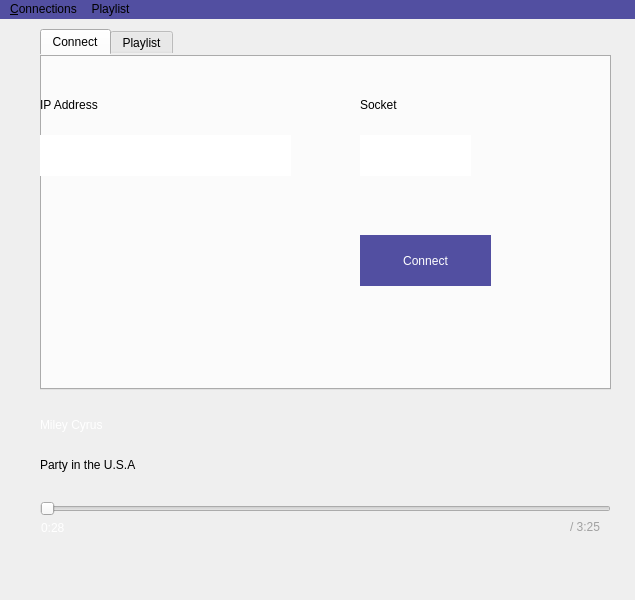
Before: the Qt Designer form Source/Server/mainwindow.ui in imoongom/commaudio, drawn with Qt 5.
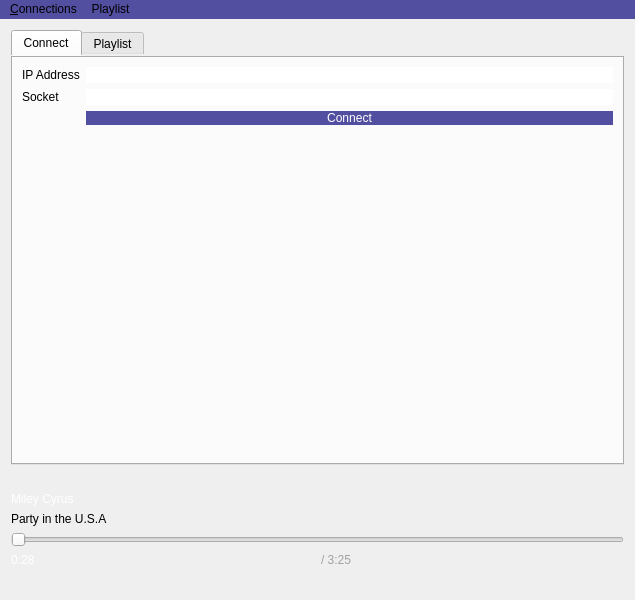
After: the same form once the commit is applied.

Commit message: Implement scalable GUI

The edit to the form file:
```diff
--- a/Source/Server/mainwindow.ui
+++ b/Source/Server/mainwindow.ui
@@ -22,12 +22,6 @@
     <height>600</height>
    </size>
   </property>
-  <property name="maximumSize">
-   <size>
-    <width>635</width>
-    <height>600</height>
-   </size>
-  </property>
   <property name="windowTitle">
    <string>Need a fancy program name and icon</string>
   </property>
@@ -38,63 +32,9 @@
    <string notr="true">border: 0;</string>
   </property>
   <widget class="QWidget" name="centralWidget">
-   <widget class="QLabel" name="label_3">
-    <property name="geometry">
-     <rect>
-      <x>40</x>
-      <y>390</y>
-      <width>161</width>
-      <height>31</height>
-     </rect>
-    </property>
-    <property name="styleSheet">
-     <string notr="true">font: 57 8pt &quot;DINPro-Medium&quot;;
-font: 57 14pt &quot;Roboto Medium&quot;;
-color: white;</string>
-    </property>
-    <property name="text">
-     <string>Miley Cyrus</string>
-    </property>
-   </widget>
-   <widget class="QSlider" name="horizontalSlider">
-    <property name="geometry">
-     <rect>
-      <x>40</x>
-      <y>480</y>
-      <width>571</width>
-      <height>19</height>
-     </rect>
-    </property>
-    <property name="orientation">
-     <enum>Qt::Horizontal</enum>
-    </property>
-   </widget>
-   <widget class="QLabel" name="label_6">
-    <property name="geometry">
-     <rect>
-      <x>40</x>
-      <y>430</y>
-      <width>181</width>
-      <height>31</height>
-     </rect>
-    </property>
-    <property name="styleSheet">
-     <string notr="true">font: 57 8pt &quot;DINPro-Medium&quot;;
-font: 25 italic 11pt &quot;Roboto Light&quot;;</string>
-    </property>
-    <property name="text">
-     <string>Party in the U.S.A</string>
-    </property>
-   </widget>
+   <layout class="QVBoxLayout" name="verticalLayout_2">
+    <item>
    <widget class="QTabWidget" name="tabWidget">
-    <property name="geometry">
-     <rect>
-      <x>40</x>
-      <y>10</y>
-      <width>571</width>
-      <height>361</height>
-     </rect>
-    </property>
     <property name="styleSheet">
      <string notr="true">font: 57 11pt &quot;Roboto Medium&quot;;
 border: 0;</string>
@@ -106,38 +46,29 @@
      <attribute name="title">
       <string>Connect</string>
      </attribute>
-     <widget class="QLineEdit" name="lineEdit">
-      <property name="geometry">
-       <rect>
-        <x>0</x>
-        <y>80</y>
-        <width>251</width>
-        <height>41</height>
-       </rect>
-      </property>
-     </widget>
+       <layout class="QFormLayout" name="formLayout">
+        <item row="0" column="1">
+         <widget class="QLineEdit" name="lineEdit"/>
+        </item>
+        <item row="0" column="0">
      <widget class="QLabel" name="label_5">
-      <property name="geometry">
-       <rect>
-        <x>0</x>
-        <y>40</y>
-        <width>111</width>
-        <height>19</height>
-       </rect>
-      </property>
       <property name="text">
        <string>IP Address</string>
       </property>
      </widget>
+        </item>
+        <item row="1" column="0">
+         <widget class="QLabel" name="label_7">
+          <property name="text">
+           <string>Socket</string>
+          </property>
+         </widget>
+        </item>
+        <item row="1" column="1">
+         <widget class="QLineEdit" name="lineEdit_2"/>
+        </item>
+        <item row="2" column="1">
      <widget class="QPushButton" name="buttonTcpConnect">
-      <property name="geometry">
-       <rect>
-        <x>320</x>
-        <y>180</y>
-        <width>131</width>
-        <height>51</height>
-       </rect>
-      </property>
       <property name="styleSheet">
        <string notr="true">background-color: #524FA1;
 color: white;
@@ -153,29 +84,8 @@
        <bool>false</bool>
       </property>
      </widget>
-     <widget class="QLabel" name="label_7">
-      <property name="geometry">
-       <rect>
-        <x>320</x>
-        <y>40</y>
-        <width>101</width>
-        <height>19</height>
-       </rect>
-      </property>
-      <property name="text">
-       <string>Socket</string>
-      </property>
-     </widget>
-     <widget class="QLineEdit" name="lineEdit_2">
-      <property name="geometry">
-       <rect>
-        <x>320</x>
-        <y>80</y>
-        <width>111</width>
-        <height>41</height>
-       </rect>
-      </property>
-     </widget>
+        </item>
+       </layout>
     </widget>
     <widget class="QWidget" name="tab">
      <attribute name="title">
@@ -196,15 +106,11 @@
      </widget>
     </widget>
    </widget>
+    </item>
+    <item>
+     <layout class="QGridLayout" name="audioCtrlLayout">
+      <item row="1" column="0">
    <widget class="QPushButton" name="playPauseButton">
-    <property name="geometry">
-     <rect>
-      <x>520</x>
-      <y>390</y>
-      <width>41</width>
-      <height>41</height>
-     </rect>
-    </property>
     <property name="maximumSize">
      <size>
       <width>75</width>
@@ -229,15 +135,9 @@
      <bool>false</bool>
     </property>
    </widget>
+      </item>
+      <item row="1" column="1">
    <widget class="QPushButton" name="stopButton">
-    <property name="geometry">
-     <rect>
-      <x>570</x>
-      <y>390</y>
-      <width>41</width>
-      <height>41</height>
-     </rect>
-    </property>
     <property name="maximumSize">
      <size>
       <width>75</width>
@@ -259,15 +159,43 @@
      </size>
     </property>
    </widget>
+      </item>
+     </layout>
+    </item>
+    <item>
+     <widget class="QLabel" name="label_3">
+      <property name="styleSheet">
+       <string notr="true">font: 57 8pt &quot;DINPro-Medium&quot;;
+font: 57 14pt &quot;Roboto Medium&quot;;
+color: white;</string>
+      </property>
+      <property name="text">
+       <string>Miley Cyrus</string>
+      </property>
+     </widget>
+    </item>
+    <item>
+     <widget class="QLabel" name="label_6">
+      <property name="styleSheet">
+       <string notr="true">font: 57 8pt &quot;DINPro-Medium&quot;;
+font: 25 italic 11pt &quot;Roboto Light&quot;;</string>
+      </property>
+      <property name="text">
+       <string>Party in the U.S.A</string>
+      </property>
+     </widget>
+    </item>
+    <item>
+     <widget class="QSlider" name="horizontalSlider">
+      <property name="orientation">
+       <enum>Qt::Horizontal</enum>
+      </property>
+     </widget>
+    </item>
+    <item>
+     <layout class="QGridLayout" name="audioCursorLayout">
+      <item row="0" column="1">
    <widget class="QLabel" name="label">
-    <property name="geometry">
-     <rect>
-      <x>41</x>
-      <y>501</y>
-      <width>61</width>
-      <height>16</height>
-     </rect>
-    </property>
     <property name="styleSheet">
      <string notr="true">font: 75 8pt &quot;Roboto Light&quot;;
 color: rgb(255, 255, 255);</string>
@@ -276,15 +204,9 @@
      <string>0:28</string>
     </property>
    </widget>
+      </item>
+      <item row="0" column="2">
    <widget class="QLabel" name="label_2">
-    <property name="geometry">
-     <rect>
-      <x>570</x>
-      <y>500</y>
-      <width>61</width>
-      <height>16</height>
-     </rect>
-    </property>
     <property name="styleSheet">
      <string notr="true">font: 25 8pt &quot;Roboto Light&quot;;
 color: rgb(161, 161, 161);</string>
@@ -293,6 +215,10 @@
      <string>/ 3:25</string>
     </property>
    </widget>
+      </item>
+     </layout>
+    </item>
+   </layout>
   </widget>
   <widget class="QStatusBar" name="statusBar"/>
   <widget class="QMenuBar" name="menuBar">
```
Left out of the diff: 2 changed lines with no effect on the pictures. Lines whose indentation alone changed are shown as unchanged.
